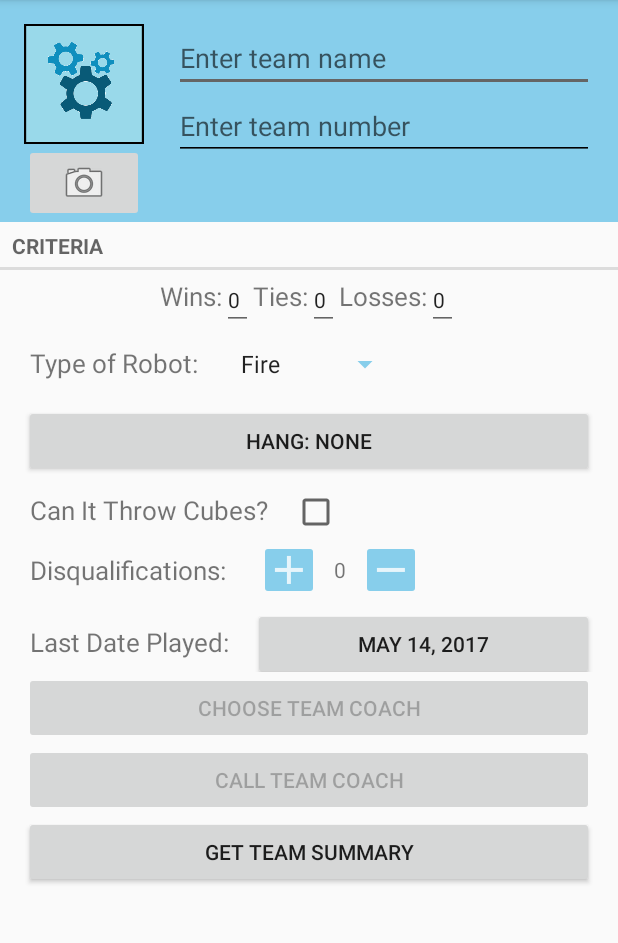
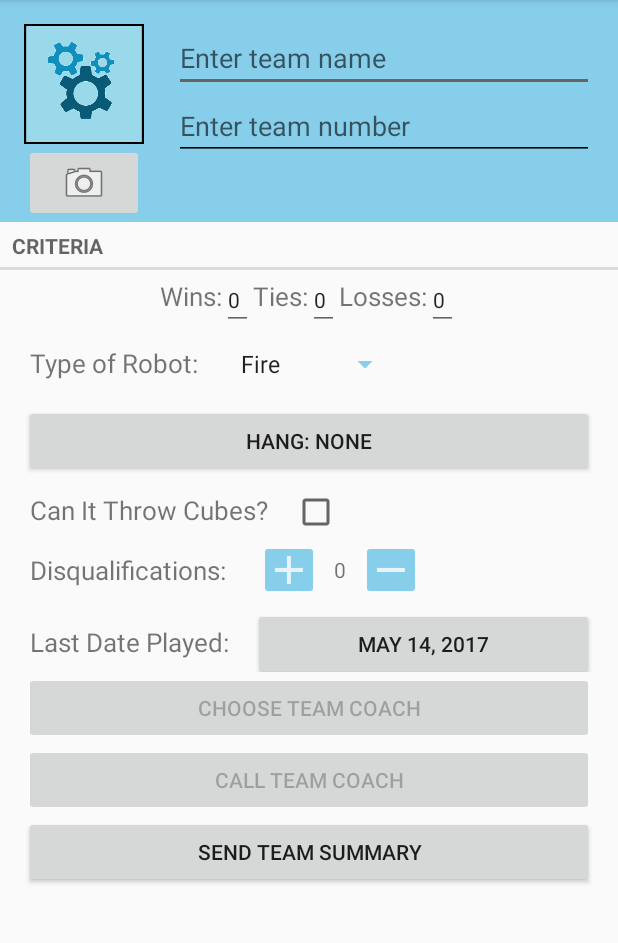
Before and after one commit to 1MmM1/TeamScouter, an Android app: the screen it shows after launch (TeamPagerActivity), after a tap on "NEW TEAM", on a phone screen of 412 x 824 dp, the part 84-1027 px from its top. Run offline under Robolectric (Android 15) with nearby library versions, the phone set to English and light mode, and no system bars.

Commit message:
String change

```diff
--- a/app/src/main/res/values/strings.xml
+++ b/app/src/main/res/values/strings.xml
@@ -28,7 +28,7 @@
     <string name="delete_confirmation">Do you really want to delete this team?</string>
     <string name="team_contact_text">Choose Team Coach</string>
     <string name="call_coach_text">Call Team Coach</string>
-    <string name="send_report_text">Get Team Summary</string>
+    <string name="send_report_text">Send Team Summary</string>
     <string name="empty_wlt_toast">%s cannot be empty</string>
 
     <string name="team_report">%1$s(%2$s) played last on %3$s! %4$s, and %5$s. %6$s.</string>
```
